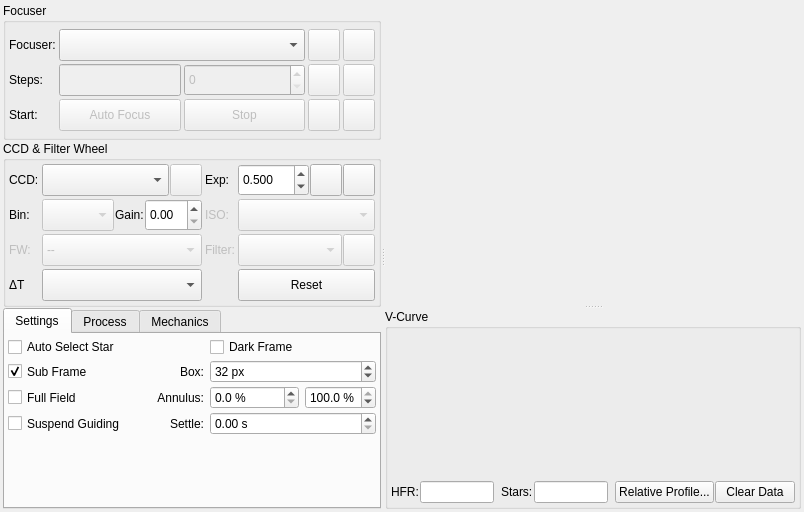
Qt form kstars-astropi/kstars/ekos/focus/focus.ui (Andre87osx/AstroPi-system) before a commit.
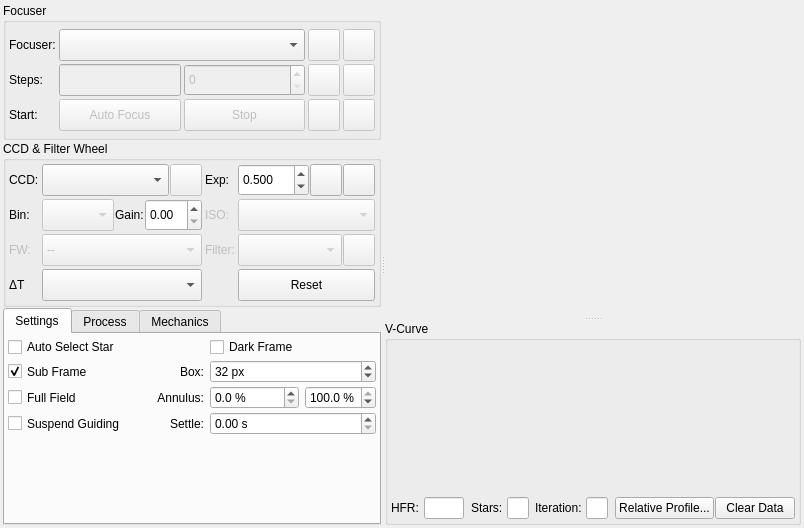
The same form after that commit. Icons and pictures are not drawn. Custom widgets are drawn as their Qt base class.

Commit message: try upgrade focus algorithm

```diff
--- a/kstars-astropi/kstars/ekos/focus/focus.ui
+++ b/kstars-astropi/kstars/ekos/focus/focus.ui
@@ -7,9 +7,12 @@
     <x>0</x>
     <y>0</y>
     <width>804</width>
-    <height>512</height>
+    <height>528</height>
    </rect>
   </property>
+  <property name="layoutDirection">
+   <enum>Qt::LeftToRight</enum>
+  </property>
   <layout class="QVBoxLayout" name="verticalLayout">
    <property name="spacing">
     <number>3</number>
@@ -1757,7 +1760,7 @@
           <item>
            <widget class="QLabel" name="label_2">
             <property name="text">
-             <string>HFR:</string>
+             <string>HFR: </string>
             </property>
            </widget>
           </item>
@@ -1769,6 +1772,12 @@
               <verstretch>0</verstretch>
              </sizepolicy>
             </property>
+            <property name="maximumSize">
+             <size>
+              <width>75</width>
+              <height>16777215</height>
+             </size>
+            </property>
             <property name="toolTip">
              <string>&lt;html&gt;&lt;body&gt;&lt;p&gt;HFR value in pixels consolidated at the current focuser position.&lt;/p&gt;&lt;/body&gt;&lt;/html&gt;</string>
             </property>
@@ -1778,6 +1787,9 @@
             <property name="frame">
              <bool>true</bool>
             </property>
+            <property name="alignment">
+             <set>Qt::AlignHCenter</set>
+            </property>
             <property name="readOnly">
              <bool>true</bool>
             </property>
@@ -1799,15 +1811,63 @@
           <item>
            <widget class="QLabel" name="label_6">
             <property name="text">
-             <string>Stars:</string>
+             <string>Stars: </string>
             </property>
            </widget>
           </item>
           <item>
            <widget class="QLineEdit" name="starsOut">
+            <property name="maximumSize">
+             <size>
+              <width>40</width>
+              <height>16777215</height>
+             </size>
+            </property>
             <property name="toolTip">
              <string>&lt;html&gt;&lt;body&gt;&lt;p&gt;Number of stars used for HFR computation at the current focuser position.&lt;/p&gt;&lt;/body&gt;&lt;/html&gt;</string>
             </property>
+            <property name="alignment">
+             <set>Qt::AlignHCenter</set>
+            </property>
+            <property name="readOnly">
+             <bool>true</bool>
+            </property>
+           </widget>
+          </item>
+          <item>
+           <spacer name="horizontalSpacer_3">
+            <property name="orientation">
+             <enum>Qt::Horizontal</enum>
+            </property>
+            <property name="sizeHint" stdset="0">
+             <size>
+              <width>40</width>
+              <height>20</height>
+             </size>
+            </property>
+           </spacer>
+          </item>
+          <item>
+           <widget class="QLabel" name="label_28">
+            <property name="text">
+             <string>Iteration: </string>
+            </property>
+           </widget>
+          </item>
+          <item>
+           <widget class="QLineEdit" name="iterOut">
+            <property name="maximumSize">
+             <size>
+              <width>40</width>
+              <height>16777215</height>
+             </size>
+            </property>
+            <property name="toolTip">
+             <string>&lt;html&gt;&lt;body&gt;&lt;p&gt;Focuser iteration.&lt;/p&gt;&lt;/body&gt;&lt;/html&gt;</string>
+            </property>
+            <property name="alignment">
+             <set>Qt::AlignHCenter</set>
+            </property>
             <property name="readOnly">
              <bool>true</bool>
             </property>
```
Left out of the diff: 8 changed lines with no effect on the pictures. The commit also changes 15 other files.
